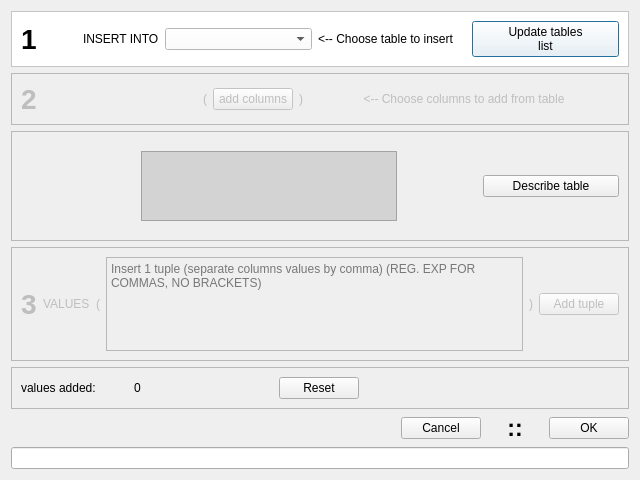
Qt form createtupleconstructor.ui (TiReks33/adb-explorer) before a commit.
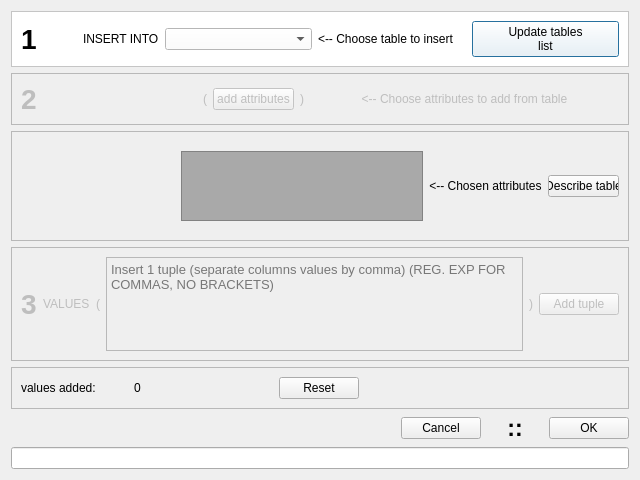
The same form after that commit.

Commit message: 26 -- 'custom query result' window logic improve; create tuple -- finalize; table window -- before 'custom query' window heap-stack redesign;

```diff
--- a/createtupleconstructor.ui
+++ b/createtupleconstructor.ui
@@ -193,8 +193,11 @@
           <verstretch>0</verstretch>
          </sizepolicy>
         </property>
+        <property name="styleSheet">
+         <string notr="true"/>
+        </property>
         <property name="text">
-         <string>add columns</string>
+         <string>add attributes</string>
         </property>
        </widget>
       </item>
@@ -220,7 +223,7 @@
          </sizepolicy>
         </property>
         <property name="text">
-         <string>&lt;-- Choose columns to add from table</string>
+         <string>&lt;-- Choose attributes to add from table</string>
         </property>
         <property name="alignment">
          <set>Qt::AlignCenter</set>
@@ -252,7 +255,7 @@
         </property>
         <property name="sizeHint" stdset="0">
          <size>
-          <width>120</width>
+          <width>160</width>
           <height>20</height>
          </size>
         </property>
@@ -277,8 +280,19 @@
             <verstretch>2</verstretch>
            </sizepolicy>
           </property>
+          <property name="font">
+           <font>
+            <pointsize>10</pointsize>
+            <weight>50</weight>
+            <italic>false</italic>
+            <bold>false</bold>
+            <underline>false</underline>
+            <strikeout>false</strikeout>
+            <kerning>true</kerning>
+           </font>
+          </property>
           <property name="styleSheet">
-           <string notr="true">background-color: lightgray</string>
+           <string notr="true">background-color: darkgray;color:white;</string>
           </property>
           <property name="readOnly">
            <bool>true</bool>
@@ -287,27 +301,31 @@
            <string/>
           </property>
           <property name="placeholderText">
-           <string>Choosen columns from &quot;add columns&quot;</string>
+           <string>Choosen attributes from &quot;add attributes&quot;</string>
           </property>
          </widget>
         </item>
        </layout>
       </item>
       <item>
-       <spacer name="horizontalSpacer_3">
-        <property name="orientation">
-         <enum>Qt::Horizontal</enum>
+       <widget class="QLabel" name="label_7">
+        <property name="sizePolicy">
+         <sizepolicy hsizetype="Fixed" vsizetype="Preferred">
+          <horstretch>0</horstretch>
+          <verstretch>0</verstretch>
+         </sizepolicy>
         </property>
-        <property name="sizeType">
-         <enum>QSizePolicy::Fixed</enum>
+        <property name="styleSheet">
+         <string notr="true"/>
         </property>
-        <property name="sizeHint" stdset="0">
-         <size>
-          <width>80</width>
-          <height>20</height>
-         </size>
+        <property name="text">
+         <string>&lt;-- Chosen
+     attributes</string>
         </property>
-       </spacer>
+        <property name="alignment">
+         <set>Qt::AlignCenter</set>
+        </property>
+       </widget>
       </item>
       <item>
        <widget class="QPushButton" name="describeButton">
@@ -406,6 +424,11 @@
           <verstretch>0</verstretch>
          </sizepolicy>
         </property>
+        <property name="font">
+         <font>
+          <pointsize>10</pointsize>
+         </font>
+        </property>
         <property name="placeholderText">
          <string>Insert 1 tuple (separate columns values by comma) (REG. EXP FOR COMMAS, NO BRACKETS)</string>
         </property>
```
The commit also changes 11 other files.
